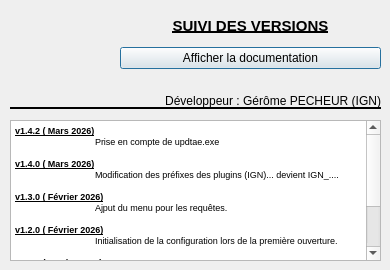
Before: the Qt Designer form aproposde.ui in IGNF/maitre-qgis-plugin, drawn with Qt 5.
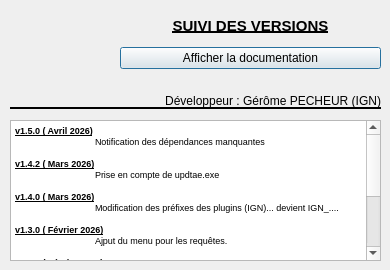
After: the same form once the commit is applied. Icons and pictures are not drawn.

Commit message: ajout d'une notification de packages manquants

What changed in the file:
```diff
--- a/aproposde.ui
+++ b/aproposde.ui
@@ -100,6 +100,9 @@
 &lt;html&gt;&lt;head&gt;&lt;meta name=&quot;qrichtext&quot; content=&quot;1&quot; /&gt;&lt;style type=&quot;text/css&quot;&gt;
 p, li { white-space: pre-wrap; }
 &lt;/style&gt;&lt;/head&gt;&lt;body style=&quot; font-family:'MS Shell Dlg 2'; font-size:8.25pt; font-weight:400; font-style:normal;&quot;&gt;
+&lt;p style=&quot; margin-top:0px; margin-bottom:0px; margin-left:0px; margin-right:0px; -qt-block-indent:0; text-indent:0px;&quot;&gt;&lt;span style=&quot; font-size:7pt; font-weight:600; text-decoration: underline;&quot;&gt;v1.5.0 ( Avril 2026)&lt;/span&gt;&lt;/p&gt;
+&lt;p style=&quot; margin-top:0px; margin-bottom:0px; margin-left:0px; margin-right:0px; -qt-block-indent:0; text-indent:0px;&quot;&gt;&lt;span style=&quot; font-size:7pt;&quot;&gt;	&lt;/span&gt;&lt;span style=&quot; font-family:'JetBrains Mono','monospace'; font-size:7pt; color:#000000;&quot;&gt;Notification des dépendances manquantes&lt;/span&gt;&lt;/p&gt;
+&lt;p style=&quot;-qt-paragraph-type:empty; margin-top:0px; margin-bottom:0px; margin-left:0px; margin-right:0px; -qt-block-indent:0; text-indent:0px; font-size:7pt;&quot;&gt;&lt;br /&gt;&lt;/p&gt;
 &lt;p style=&quot; margin-top:0px; margin-bottom:0px; margin-left:0px; margin-right:0px; -qt-block-indent:0; text-indent:0px;&quot;&gt;&lt;span style=&quot; font-size:7pt; font-weight:600; text-decoration: underline;&quot;&gt;v1.4.2 ( Mars 2026)&lt;/span&gt;&lt;/p&gt;
 &lt;p style=&quot; margin-top:0px; margin-bottom:0px; margin-left:0px; margin-right:0px; -qt-block-indent:0; text-indent:0px;&quot;&gt;&lt;span style=&quot; font-size:7pt;&quot;&gt;	Prise en compte de updtae.exe&lt;/span&gt;&lt;/p&gt;
 &lt;p style=&quot;-qt-paragraph-type:empty; margin-top:0px; margin-bottom:0px; margin-left:0px; margin-right:0px; -qt-block-indent:0; text-indent:0px; font-size:7pt;&quot;&gt;&lt;br /&gt;&lt;/p&gt;
```
The commit also changes 7 other files.
